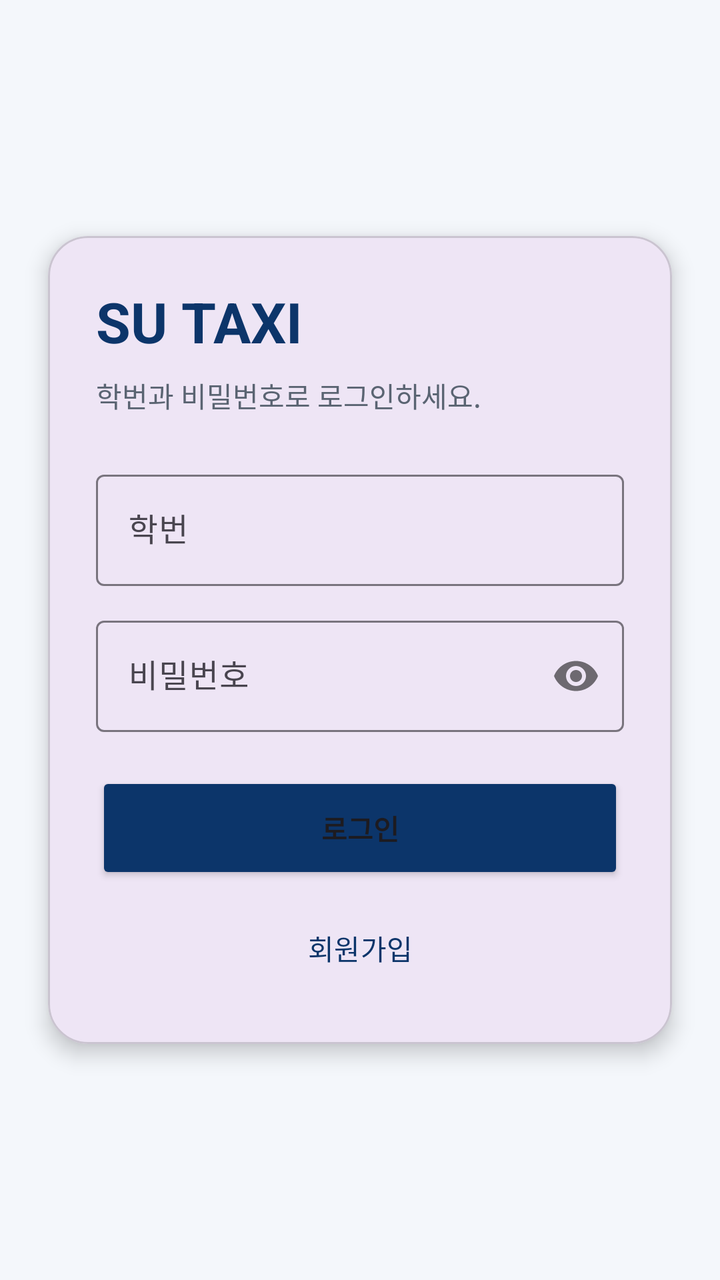
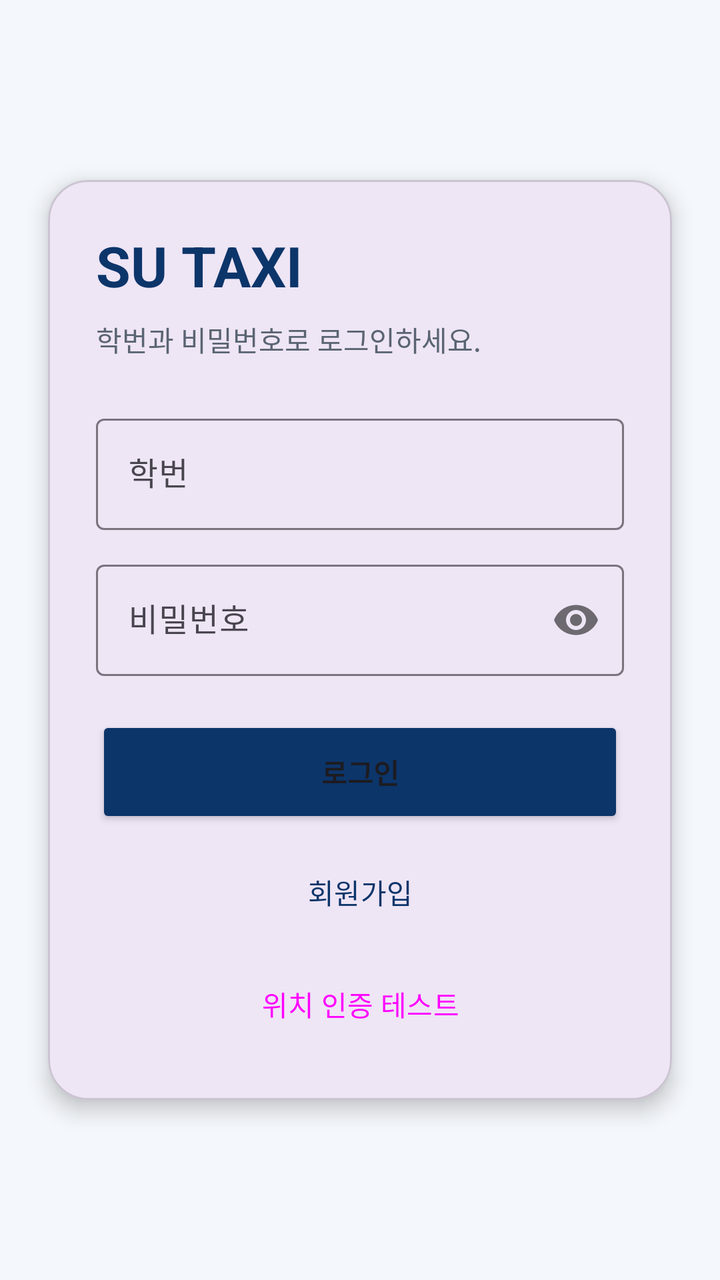

Screens rendered from an Android XML layout before and after an edit, with the pre-edit source and the edit as a unified diff.
<!-- AndroidManifest.xml: application theme Theme.TaxiApp -->
<!-- res/layout/activity_main.xml -->
<?xml version="1.0" encoding="utf-8"?>
<androidx.constraintlayout.widget.ConstraintLayout xmlns:android="http://schemas.android.com/apk/res/android"
    xmlns:app="http://schemas.android.com/apk/res-auto"
    xmlns:tools="http://schemas.android.com/tools"
    android:layout_width="match_parent"
    android:layout_height="match_parent"
    android:background="#F4F7FB"
    tools:context=".MainActivity">

    <com.google.android.material.card.MaterialCardView
        android:id="@+id/loginCard"
        android:layout_width="0dp"
        android:layout_height="wrap_content"
        android:layout_margin="24dp"
        app:cardCornerRadius="20dp"
        app:cardElevation="6dp"
        app:layout_constraintBottom_toBottomOf="parent"
        app:layout_constraintEnd_toEndOf="parent"
        app:layout_constraintStart_toStartOf="parent"
        app:layout_constraintTop_toTopOf="parent">

        <LinearLayout
            android:layout_width="match_parent"
            android:layout_height="wrap_content"
            android:orientation="vertical"
            android:padding="24dp">

            <TextView
                android:layout_width="wrap_content"
                android:layout_height="wrap_content"
                android:text="SU TAXI"
                android:textColor="#0C356A"
                android:textSize="28sp"
                android:textStyle="bold" />

            <TextView
                android:layout_width="wrap_content"
                android:layout_height="wrap_content"
                android:layout_marginTop="8dp"
                android:text="학번과 비밀번호로 로그인하세요."
                android:textColor="#5A6472" />

            <com.google.android.material.textfield.TextInputLayout
                android:layout_width="match_parent"
                android:layout_height="wrap_content"
                android:layout_marginTop="24dp"
                android:hint="학번">

                <com.google.android.material.textfield.TextInputEditText
                    android:id="@+id/studentIdEditText"
                    android:layout_width="match_parent"
                    android:layout_height="wrap_content"
                    android:inputType="number" />
            </com.google.android.material.textfield.TextInputLayout>

            <com.google.android.material.textfield.TextInputLayout
                android:layout_width="match_parent"
                android:layout_height="wrap_content"
                android:layout_marginTop="12dp"
                android:hint="비밀번호"
                app:passwordToggleEnabled="true">

                <com.google.android.material.textfield.TextInputEditText
                    android:id="@+id/passwordEditText"
                    android:layout_width="match_parent"
                    android:layout_height="wrap_content"
                    android:inputType="textPassword" />
            </com.google.android.material.textfield.TextInputLayout>

            <Button
                android:id="@+id/loginButton"
                android:layout_width="match_parent"
                android:layout_height="56dp"
                android:layout_marginTop="20dp"
                android:backgroundTint="#0C356A"
                android:text="로그인"
                android:textStyle="bold" />

            <Button
                android:id="@+id/registerButton"
                style="@style/Widget.Material3.Button.TextButton"
                android:layout_width="match_parent"
                android:layout_height="wrap_content"
                android:layout_marginTop="8dp"
                android:text="회원가입"
                android:textColor="#0C356A" />
        </LinearLayout>
    </com.google.android.material.card.MaterialCardView>

</androidx.constraintlayout.widget.ConstraintLayout>
<!-- resources referenced by this layout -->
<resources>
  <style name="Theme.TaxiApp" parent="Base.Theme.TaxiApp" />
  <style name="Base.Theme.TaxiApp" parent="Theme.Material3.DayNight.NoActionBar">
          
          
      </style>
</resources>

<!-- the commit's change to res/layout/activity_main.xml (unified diff, before → after) -->
@@ -84,6 +84,14 @@
                 android:layout_marginTop="8dp"
                 android:text="회원가입"
                 android:textColor="#0C356A" />
+
+            <Button
+                android:id="@+id/locationCheckButton"
+                style="@style/Widget.Material3.Button.OutlinedButton"
+                android:layout_width="match_parent"
+                android:layout_height="wrap_content"
+                android:layout_marginTop="8dp"
+                android:text="위치 인증 테스트" />
         </LinearLayout>
     </com.google.android.material.card.MaterialCardView>
 
